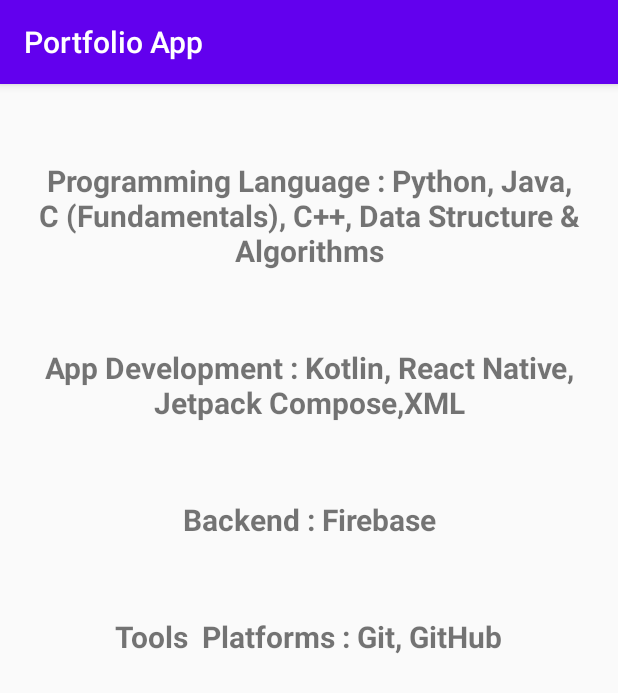
After one commit to dev-sonukr/Portfolio-App, an Android app: the SkillActivity screen opened directly, with no data from a screen before it, on a phone screen of 412 x 824 dp. The commit adds this screen. Shown: the top 693 px of the screen. Run offline under Robolectric (Android 15) with nearby library versions, the phone set to English and light mode, and no system bars.

Commit message:
Second Commit
Some Updates

```diff
--- a/app/build.gradle
+++ b/app/build.gradle
@@ -5,12 +5,12 @@ plugins {
 
 android {
     namespace 'com.example.helloworld'
-    compileSdk 34
+    compileSdk 35
 
     defaultConfig {
         applicationId "com.example.helloworld"
         minSdk 24
-        targetSdk 34
+        targetSdk 35
         versionCode 1
         versionName "1.0"
 
--- a/app/src/main/AndroidManifest.xml
+++ b/app/src/main/AndroidManifest.xml
@@ -23,6 +23,9 @@
             </intent-filter>
         </activity>
 
+        <activity android:name=".SkillActivity" android:exported="true"/>
+        <activity android:name=".EducationActivity" android:exported="true"/>
+
     </application>
 
 
--- /dev/null
+++ b/app/src/main/java/com/example/helloworld/SkillActivity.kt
@@ -0,0 +1,20 @@
+package com.example.helloworld
+
+import android.os.Bundle
+import androidx.activity.enableEdgeToEdge
+import androidx.appcompat.app.AppCompatActivity
+import androidx.core.view.ViewCompat
+import androidx.core.view.WindowInsetsCompat
+
+class SkillActivity : AppCompatActivity() {
+    override fun onCreate(savedInstanceState: Bundle?) {
+        super.onCreate(savedInstanceState)
+        enableEdgeToEdge()
+        setContentView(R.layout.activity_skill)
+        ViewCompat.setOnApplyWindowInsetsListener(findViewById(R.id.main)) { v, insets ->
+            val systemBars = insets.getInsets(WindowInsetsCompat.Type.systemBars())
+            v.setPadding(systemBars.left, systemBars.top, systemBars.right, systemBars.bottom)
+            insets
+        }
+    }
+}
--- /dev/null
+++ b/app/src/main/res/layout/activity_skill.xml
@@ -0,0 +1,58 @@
+<?xml version="1.0" encoding="utf-8"?>
+<LinearLayout
+    xmlns:android="http://schemas.android.com/apk/res/android"
+    xmlns:tools="http://schemas.android.com/tools"
+    android:id="@+id/main"
+    android:layout_width="match_parent"
+    android:layout_height="match_parent"
+    android:orientation="vertical"
+    tools:context=".SkillActivity"
+    android:layout_marginTop="25dp">
+
+    <TextView
+        android:layout_width="wrap_content"
+        android:layout_height="wrap_content"
+        android:layout_gravity="center"
+        android:gravity="center"
+        android:textStyle="bold"
+        android:textSize="20sp"
+        android:layout_margin="15dp"
+        android:padding="10dp"
+        android:text="@string/SKILL" />
+
+    <TextView
+        android:layout_width="wrap_content"
+        android:layout_height="wrap_content"
+        android:layout_gravity="center"
+        android:gravity="center"
+        android:textStyle="bold"
+        android:textSize="20sp"
+        android:layout_margin="15dp"
+        android:padding="10dp"
+        android:text="@string/SKILL1" />
+
+    <TextView
+        android:layout_width="wrap_content"
+        android:layout_height="wrap_content"
+        android:layout_gravity="center"
+        android:gravity="center"
+        android:textStyle="bold"
+        android:textSize="20sp"
+        android:layout_margin="15dp"
+        android:padding="10dp"
+        android:text="Backend : Firebase" />
+
+    <TextView
+        android:layout_width="wrap_content"
+        android:layout_height="wrap_content"
+        android:layout_gravity="center"
+        android:gravity="center"
+        android:textStyle="bold"
+        android:textSize="20sp"
+        android:layout_margin="15dp"
+        android:padding="10dp"
+        android:text="Tools  Platforms : Git, GitHub" />
+
+
+
+</LinearLayout>
--- a/app/src/main/res/values-night/themes.xml
+++ b/app/src/main/res/values-night/themes.xml
@@ -1,6 +1,6 @@
 <resources xmlns:tools="http://schemas.android.com/tools">
     <!-- Base application theme. -->
-    <style name="Theme.HelloWorld" parent="Theme.MaterialComponents.DayNight.DarkActionBar">
+    <style name="Theme.HelloWorld" parent="Theme.AppCompat.Light.DarkActionBar">
         <!-- Primary brand color. -->
         <item name="colorPrimary">@color/purple_200</item>
         <item name="colorPrimaryVariant">@color/purple_700</item>
--- a/app/src/main/res/values/strings.xml
+++ b/app/src/main/res/values/strings.xml
@@ -1,3 +1,7 @@
 <resources>
-    <string name="app_name">Project 1</string>
+    <string name="app_name">Portfolio App</string>
+    <string name="Education">I’m 2nd year BTech CSE Student at Mangalayatan University🎓, honing my skills in Android development, UI/UX optimization, and mobile performance enhancement.</string>
+    <string name="XII">Class XII| R.G.S. 10+2 High School 72.2%| 2023</string>
+    <string name="SKILL"><![CDATA[Programming Language : Python, Java, C (Fundamentals), C++, Data Structure & Algorithms ]]></string>
+    <string name="SKILL1">App Development : Kotlin, React Native, Jetpack Compose,XML </string>
 </resources>
--- a/app/src/main/res/values/themes.xml
+++ b/app/src/main/res/values/themes.xml
@@ -1,6 +1,6 @@
 <resources xmlns:tools="http://schemas.android.com/tools">
     <!-- Base application theme. -->
-    <style name="Theme.HelloWorld" parent="Theme.MaterialComponents.DayNight.DarkActionBar">
+    <style name="Theme.HelloWorld" parent="Theme.AppCompat.Light.DarkActionBar">
         <!-- Primary brand color. -->
         <item name="colorPrimary">@color/purple_500</item>
         <item name="colorPrimaryVariant">@color/purple_700</item>
```
Also changed, not shown: app/src/main/java/com/example/helloworld/EducationActivity.kt (added, +20 -0 lines), app/src/main/java/com/example/helloworld/MainActivity.kt (+26 -8 lines), app/src/main/res/drawable/button_bg.xml (added, +34 -0 lines), app/src/main/res/layout/activity_education.xml (added, +34 -0 lines), app/src/main/res/layout/activity_main.xml (+75 -34 lines), 1 other file.
